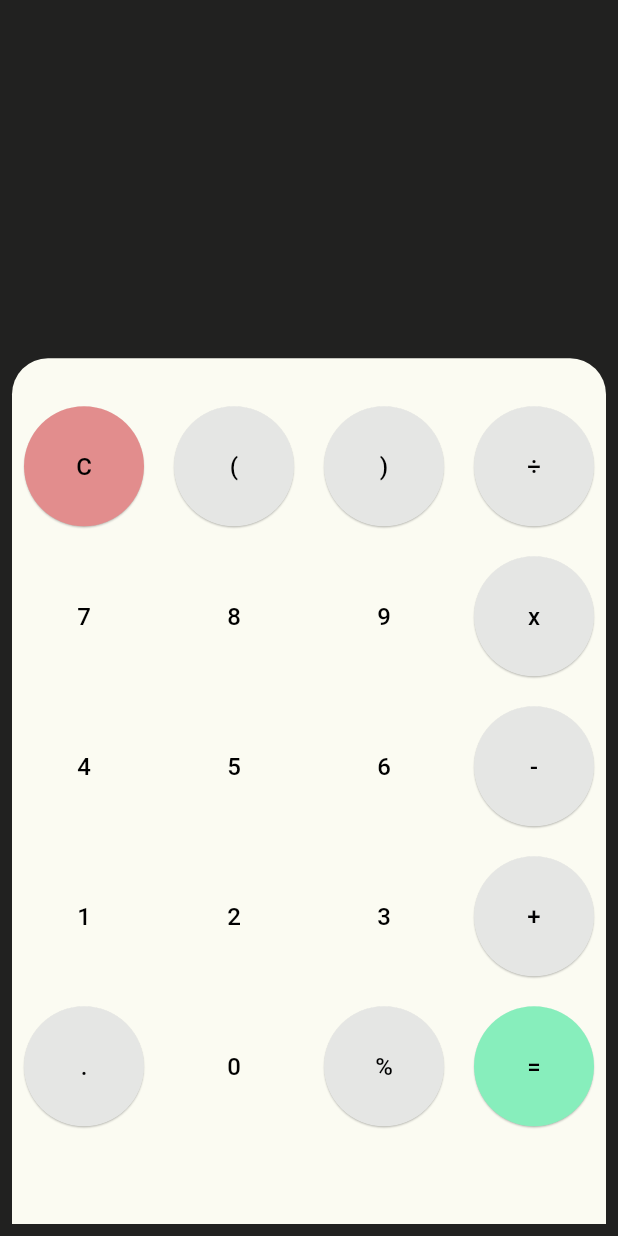
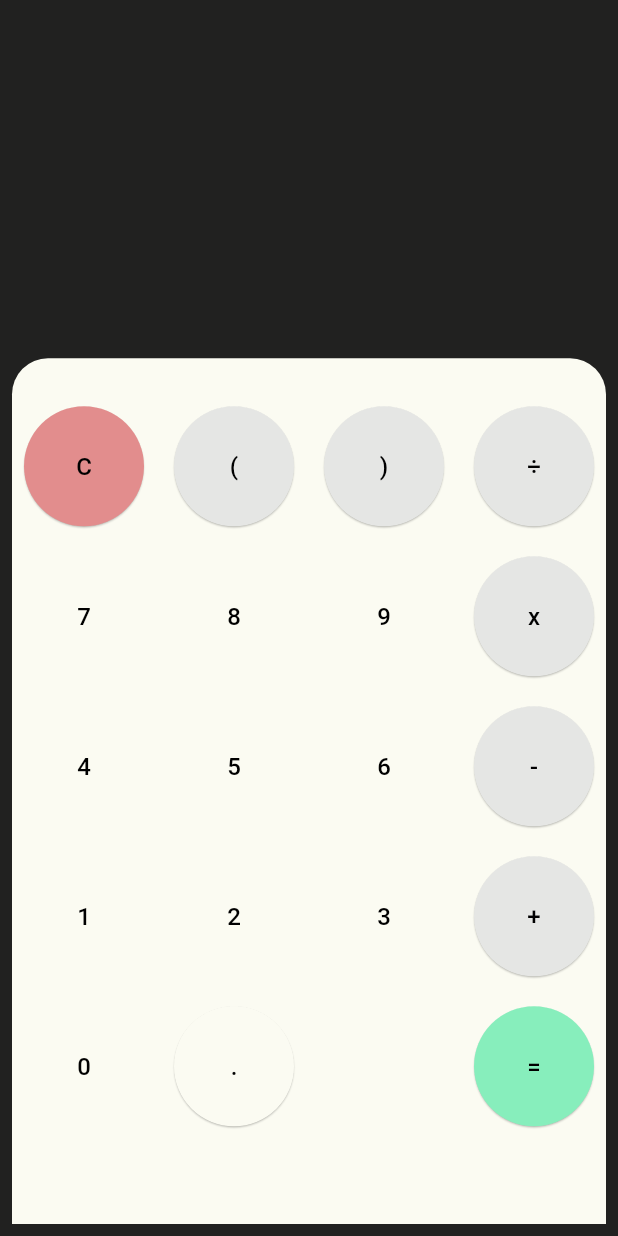
Before and after one commit to devherik/calculator, a Flutter app: the screen it shows after launch, on a phone screen of 412 x 824 dp. Run offline on Flutter 3.47's test engine with Material 3 defaults, Android fonts, the phone set to English and light mode, and no system bars; our stand-ins replace go_router, google_fonts, hexcolor, localstorage; missing offline and left inert: function_tree.

Commit message:
view: small changes

```diff
--- a/lib/presentation/features/calculator.dart
+++ b/lib/presentation/features/calculator.dart
@@ -53,9 +53,9 @@ class _CalculatorState extends State<Calculator>
       numberButton(2),
       numberButton(3),
       symbolButton('+'),
+      numberButton(0),
       symbolButton('.'),
-      numberButton(0),
-      symbolButton('%'),
+      const SizedBox(),
       symbolButton('='),
     ];
     return Column(
@@ -125,13 +125,20 @@ class _CalculatorState extends State<Calculator>
   }
 
   Widget symbolButton(String symbol) {
+    Color color;
+    switch (symbol) {
+      case '.':
+        color = Theme.of(context).colorScheme.primary;
+      case '=':
+        color = global.green;
+      default:
+        color = Theme.of(context).colorScheme.secondary;
+    }
     return Builder(
       builder: (context) {
         return MaterialButton(
             shape: const CircleBorder(eccentricity: 0),
-            color: symbol == '='
-                ? global.green
-                : Theme.of(context).colorScheme.secondary,
+            color: color,
             elevation: 0.5,
             child: Text(
               symbol,
```
